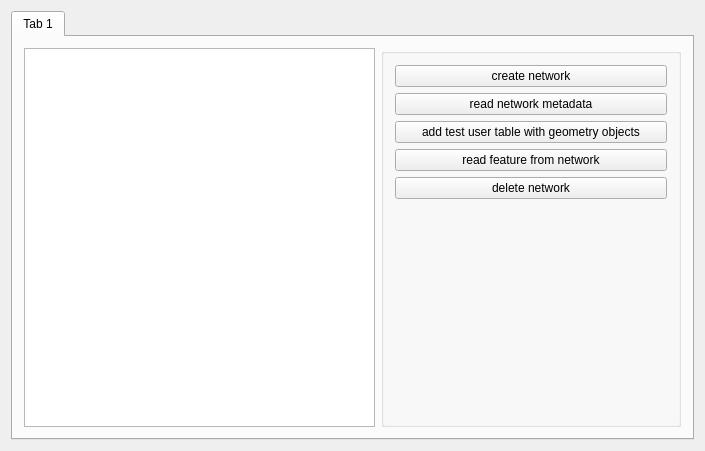
Komzpa/gnm, file app/model_test/widget.ui: the form before one commit.
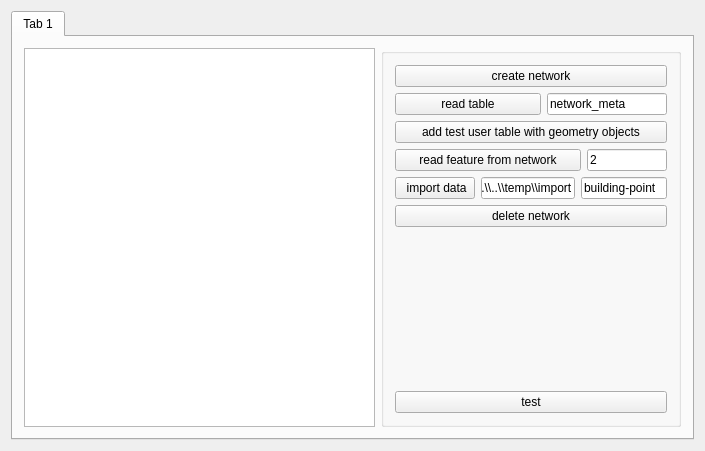
The form after the commit.

Commit message: Fixed unique FID problem and some import added.

```diff
--- a/app/model_test/widget.ui
+++ b/app/model_test/widget.ui
@@ -66,11 +66,34 @@
            </widget>
           </item>
           <item>
-           <widget class="QPushButton" name="pushButton">
-            <property name="text">
-             <string>read network metadata</string>
-            </property>
-           </widget>
+           <layout class="QHBoxLayout" name="horizontalLayout_5">
+            <item>
+             <widget class="QPushButton" name="pushButton">
+              <property name="sizePolicy">
+               <sizepolicy hsizetype="Expanding" vsizetype="Fixed">
+                <horstretch>0</horstretch>
+                <verstretch>0</verstretch>
+               </sizepolicy>
+              </property>
+              <property name="text">
+               <string>read table</string>
+              </property>
+             </widget>
+            </item>
+            <item>
+             <widget class="QLineEdit" name="lineEdit_3">
+              <property name="maximumSize">
+               <size>
+                <width>120</width>
+                <height>16777215</height>
+               </size>
+              </property>
+              <property name="text">
+               <string>network_meta</string>
+              </property>
+             </widget>
+            </item>
+           </layout>
           </item>
           <item>
            <widget class="QPushButton" name="pushButton_2">
@@ -80,11 +103,77 @@
            </widget>
           </item>
           <item>
-           <widget class="QPushButton" name="pushButton_3">
-            <property name="text">
-             <string>read feature from network</string>
-            </property>
-           </widget>
+           <layout class="QHBoxLayout" name="horizontalLayout_3">
+            <item>
+             <widget class="QPushButton" name="pushButton_3">
+              <property name="sizePolicy">
+               <sizepolicy hsizetype="Expanding" vsizetype="Fixed">
+                <horstretch>0</horstretch>
+                <verstretch>0</verstretch>
+               </sizepolicy>
+              </property>
+              <property name="text">
+               <string>read feature from network</string>
+              </property>
+             </widget>
+            </item>
+            <item>
+             <widget class="QLineEdit" name="lineEdit">
+              <property name="maximumSize">
+               <size>
+                <width>80</width>
+                <height>16777215</height>
+               </size>
+              </property>
+              <property name="text">
+               <string>2</string>
+              </property>
+             </widget>
+            </item>
+           </layout>
+          </item>
+          <item>
+           <layout class="QHBoxLayout" name="horizontalLayout_4">
+            <item>
+             <widget class="QPushButton" name="pushButton_6">
+              <property name="sizePolicy">
+               <sizepolicy hsizetype="Expanding" vsizetype="Fixed">
+                <horstretch>0</horstretch>
+                <verstretch>0</verstretch>
+               </sizepolicy>
+              </property>
+              <property name="text">
+               <string> import data</string>
+              </property>
+             </widget>
+            </item>
+            <item>
+             <widget class="QLineEdit" name="lineEdit_2">
+              <property name="maximumSize">
+               <size>
+                <width>120</width>
+                <height>16777215</height>
+               </size>
+              </property>
+              <property name="text">
+               <string>..\\..\\temp\\import</string>
+              </property>
+             </widget>
+            </item>
+            <item>
+             <widget class="QLineEdit" name="lineEdit_4">
+              <property name="maximumSize">
+               <size>
+                <width>100</width>
+                <height>16777215</height>
+               </size>
+              </property>
+              <property name="text">
+               <string>building-point</string>
+              </property>
+             </widget>
+            </item>
+           </layout>
           </item>
           <item>
            <widget class="QPushButton" name="pushButton_5">
@@ -106,6 +195,13 @@
             </property>
            </spacer>
           </item>
+          <item>
+           <widget class="QPushButton" name="pushButton_7">
+            <property name="text">
+             <string>test</string>
+            </property>
+           </widget>
+          </item>
          </layout>
         </widget>
        </item>
```
The commit also changes 6 other files.
